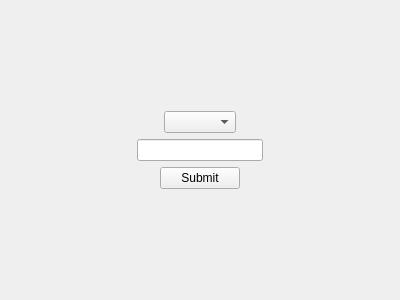
First picture: the form in addabr.ui, repository kia-far/QtDBS, before the edit.
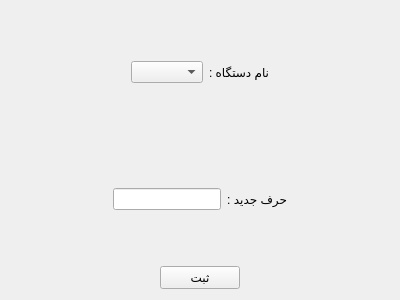
Second picture: the form after the edit.

Commit message: fixed labels. admin mode resets.

```diff
--- a/addabr.ui
+++ b/addabr.ui
@@ -13,6 +13,9 @@
   <property name="windowTitle">
    <string>Form</string>
   </property>
+  <property name="styleSheet">
+   <string notr="true">font: 12pt &quot;Segoe UI&quot;;</string>
+  </property>
   <layout class="QVBoxLayout" name="verticalLayout_2">
    <item>
     <layout class="QVBoxLayout" name="verticalLayout">
@@ -32,7 +35,18 @@
         </spacer>
        </item>
        <item>
-        <widget class="QComboBox" name="comboBox"/>
+        <layout class="QHBoxLayout" name="horizontalLayout_4">
+         <item>
+          <widget class="QComboBox" name="comboBox"/>
+         </item>
+         <item>
+          <widget class="QLabel" name="label">
+           <property name="text">
+            <string>نام دستگاه :</string>
+           </property>
+          </widget>
+         </item>
+        </layout>
        </item>
        <item>
         <spacer name="horizontalSpacer_2">
@@ -65,7 +79,18 @@
         </spacer>
        </item>
        <item>
-        <widget class="QLineEdit" name="lineEdit"/>
+        <layout class="QHBoxLayout" name="horizontalLayout_5">
+         <item>
+          <widget class="QLineEdit" name="lineEdit"/>
+         </item>
+         <item>
+          <widget class="QLabel" name="label_2">
+           <property name="text">
+            <string>حرف جدید :</string>
+           </property>
+          </widget>
+         </item>
+        </layout>
        </item>
        <item>
         <spacer name="horizontalSpacer_4">
@@ -100,7 +125,7 @@
        <item>
         <widget class="QPushButton" name="submitButton">
          <property name="text">
-          <string>Submit</string>
+          <string>ثبت</string>
          </property>
         </widget>
        </item>
```
The commit also changes 27 other files.
